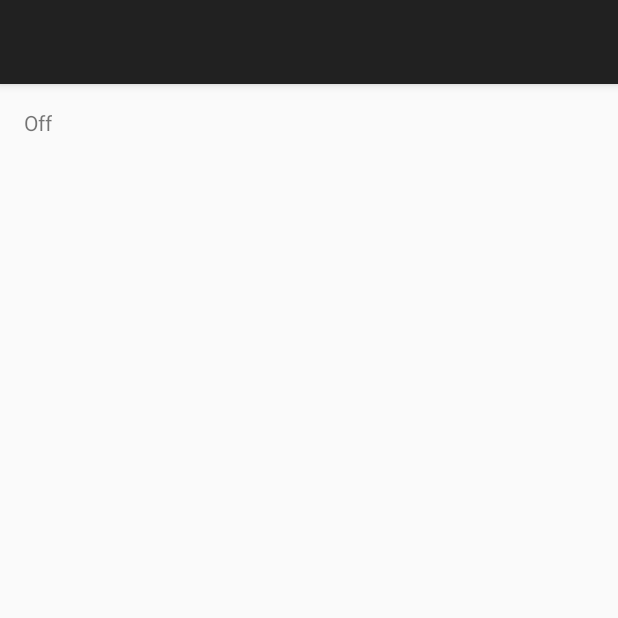
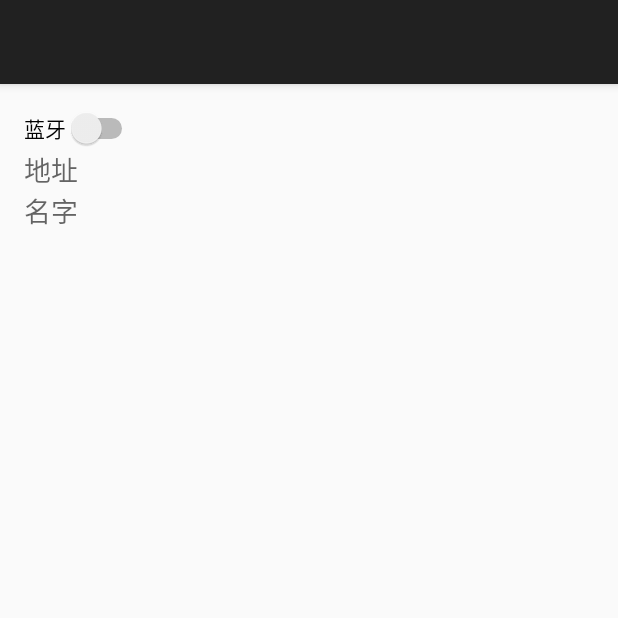
Before and after one commit to vwarship/Samples, an Android app: the screen it shows after launch (MainActivity), on a phone screen of 412 x 824 dp, the top half of it. Run offline under Robolectric (Android 15) with nearby library versions, the phone set to English and light mode, and no system bars.

Commit message:
Android Sample : Bluetooth 增加了启动和关闭蓝牙的功能

```diff
--- a/Android/Bluetooth/app/src/main/java/com/zaoqibu/bluetooth/MainActivity.java
+++ b/Android/Bluetooth/app/src/main/java/com/zaoqibu/bluetooth/MainActivity.java
@@ -7,11 +7,15 @@ import android.content.Intent;
 import android.content.IntentFilter;
 import android.os.Bundle;
 import android.support.v7.app.ActionBarActivity;
+import android.view.View;
+import android.widget.Switch;
 import android.widget.TextView;
 
 
 public class MainActivity extends ActionBarActivity {
     private BroadcastReceiver bluetoothStateChangeReceiver = null;
+    private static final int BLUETOOTH_ENABLE = 1;
+    private static final int BLUETOOTH_DISABLE = 2;
 
     @Override
     protected void onCreate(Bundle savedInstanceState) {
@@ -33,8 +37,8 @@ public class MainActivity extends ActionBarActivity {
     private void initBluetoothUI() {
         BluetoothAdapter bluetoothAdapter = BluetoothAdapter.getDefaultAdapter();
 
-        TextView tvBluetoothState = (TextView)findViewById(R.id.tvBluetoothState);
-        tvBluetoothState.setText(bluetoothAdapter.isEnabled() ? "On" : "Off");
+        Switch switchBluetooth = (Switch)findViewById(R.id.switchBluetooth);
+        switchBluetooth.setChecked(bluetoothAdapter.isEnabled());
 
         TextView tvAddress = (TextView)findViewById(R.id.tvAddress);
         tvAddress.setText(bluetoothAdapter.getAddress());
@@ -45,6 +49,25 @@ public class MainActivity extends ActionBarActivity {
         }
     }
 
+    public void onClickSwitchBluetooth(View view) {
+        Switch switchBluetooth = (Switch)findViewById(R.id.switchBluetooth);
+
+        if (switchBluetooth.isChecked()) {
+            startActivityForResult(new Intent(BluetoothAdapter.ACTION_REQUEST_ENABLE), BLUETOOTH_ENABLE);
+        }
+        else {
+            BluetoothAdapter bluetoothAdapter = BluetoothAdapter.getDefaultAdapter();
+            bluetoothAdapter.disable();
+        }
+    }
+
+    @Override
+    protected void onActivityResult(int requestCode, int resultCode, Intent data) {
+        if (requestCode == BLUETOOTH_ENABLE && resultCode == RESULT_OK) {
+            initBluetoothUI();
+        }
+    }
+
     @Override
     protected void onDestroy() {
         super.onDestroy();
--- a/Android/Bluetooth/app/src/main/res/layout/activity_main.xml
+++ b/Android/Bluetooth/app/src/main/res/layout/activity_main.xml
@@ -1,21 +1,49 @@
-<LinearLayout xmlns:android="http://schemas.android.com/apk/res/android"
+<RelativeLayout xmlns:android="http://schemas.android.com/apk/res/android"
     xmlns:tools="http://schemas.android.com/tools"
     android:layout_width="match_parent"
     android:layout_height="match_parent"
-    android:orientation="vertical"
     android:padding="@dimen/activity_vertical_margin"
     tools:context=".MainActivity">
 
-    <TextView android:layout_width="wrap_content"
+    <Switch
+        android:layout_width="wrap_content"
         android:layout_height="wrap_content"
-        android:id="@+id/tvBluetoothState"/>
+        android:text="蓝牙"
+        android:id="@+id/switchBluetooth"
+        android:onClick="onClickSwitchBluetooth"/>
 
     <TextView android:layout_width="wrap_content"
         android:layout_height="wrap_content"
-        android:id="@+id/tvAddress"/>
+        android:textAppearance="?android:attr/textAppearanceMedium"
+        android:id="@+id/tvAddress_"
+        android:text="地址　"
+        android:layout_below="@+id/switchBluetooth"
+        android:layout_alignParentLeft="true"
+        android:layout_alignParentStart="true" />
 
     <TextView android:layout_width="wrap_content"
         android:layout_height="wrap_content"
-        android:id="@+id/tvName"/>
+        android:textAppearance="?android:attr/textAppearanceMedium"
+        android:id="@+id/tvAddress"
+        android:layout_alignTop="@+id/tvAddress_"
+        android:layout_toRightOf="@+id/tvAddress_"
+        android:layout_toEndOf="@+id/tvAddress_" />
 
-</LinearLayout>
+    <TextView android:layout_width="wrap_content"
+        android:layout_height="wrap_content"
+        android:textAppearance="?android:attr/textAppearanceMedium"
+        android:id="@+id/tvName_"
+        android:text="名字　"
+        android:layout_below="@+id/tvAddress_"
+        android:layout_alignParentLeft="true"
+        android:layout_alignParentStart="true" />
+
+    <TextView android:layout_width="wrap_content"
+        android:layout_height="wrap_content"
+        android:textAppearance="?android:attr/textAppearanceMedium"
+        android:id="@+id/tvName"
+        android:layout_alignTop="@+id/tvName_"
+        android:layout_toRightOf="@+id/tvName_"
+        android:layout_toEndOf="@+id/tvName_" />
+
+</RelativeLayout>
```
